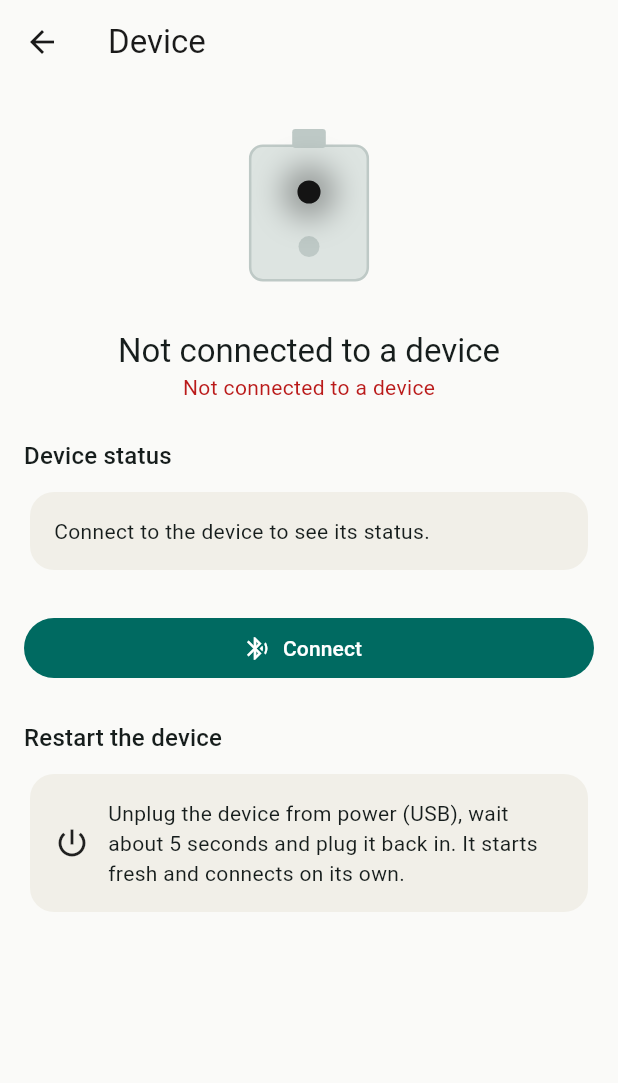
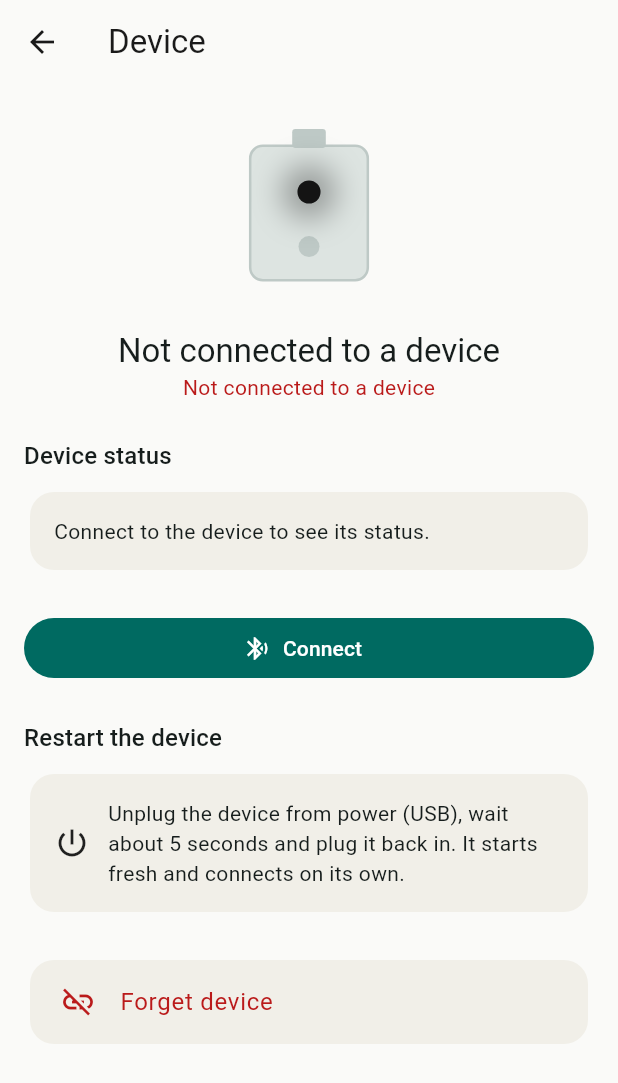
Before and after one commit to n02b3rt/PrintBack, a Flutter app: the DeviceScreen screen opened directly, on a phone screen of 412 x 824 dp. Shown: the top 1083 px of the screen. Run offline on Flutter 3.47's test engine with Material 3 defaults, Android fonts, the phone set to English and light mode, and no system bars; our stand-ins replace fl_chart, flutter_blue_plus, permission_handler, shared_preferences, sqflite; accounts and stored records are empty; generated files the repository leaves out were written again.

Commit message:
move the forget-device action into a shared helper used by the device screen and settings

```diff
--- a/mobile/lib/screens/device_screen.dart
+++ b/mobile/lib/screens/device_screen.dart
@@ -10,6 +10,7 @@ import '../models/device_status.dart';
 import '../widgets/device_illustration.dart';
 import '../widgets/glass_card.dart';
 import '../widgets/gradient_background.dart';
+import 'forget_device.dart';
 
 /// A Garmin-Connect-style device page: instead of a cryptic sync icon that
 /// gives no feedback (and is dead when Bluetooth is off), the user opens
@@ -163,6 +164,20 @@ class _DeviceScreenState extends State<DeviceScreen> {
                 ],
               ),
             ),
+            const SizedBox(height: 24),
+
+            // Forget device (shared with Settings).
+            GlassCard(
+              padding: const EdgeInsets.symmetric(horizontal: 4),
+              child: ListTile(
+                leading: Icon(Icons.link_off, color: scheme.error),
+                title: Text(l10n.forgetDevice,
+                    style: TextStyle(color: scheme.error)),
+                onTap: ble.activeDeviceId == null
+                    ? null
+                    : () => forgetDevice(context),
+              ),
+            ),
           ],
         ),
       ),
```
Also changed, not shown: mobile/lib/screens/forget_device.dart (added, +58 -0 lines), mobile/lib/screens/settings_screen.dart (+3 -51 lines).
